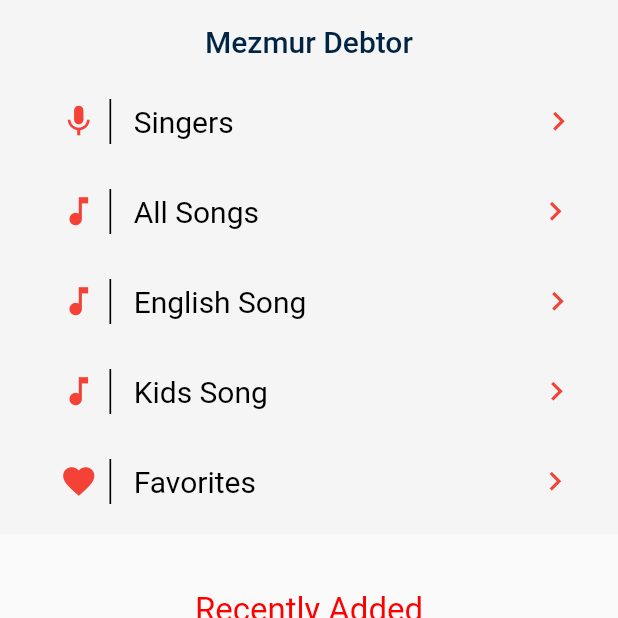
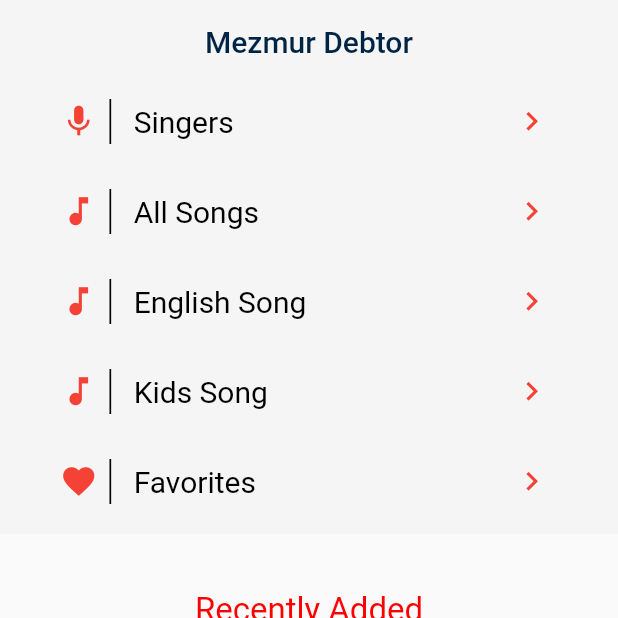
Before and after one commit to tsegayz/flutter_practice, a Flutter app: the screen it shows after launch, on a phone screen of 412 x 824 dp, the top half of it. Run offline on Flutter 3.47's test engine with Material 2 defaults, Android fonts, the phone set to English and light mode, and no system bars; our stand-ins replace go_router.

Commit message:
basic changes

```diff
--- a/practice/lib/albums.dart
+++ b/practice/lib/albums.dart
@@ -35,7 +35,7 @@ class _AlbumsState extends State<Albums> {
           // ignore: prefer_const_literals_to_create_immutables
           children: [
             GestureDetector(
-              onTap: () => GoRouter.of(context).go('/singers'),
+              onTap: () => GoRouter.of(context).pop(),
               child: Icon(
                 Icons.arrow_back,
                 size: 25,
--- a/practice/lib/allSongs.dart
+++ b/practice/lib/allSongs.dart
@@ -42,7 +42,7 @@ class _AllSongsState extends State<AllSongs> {
           // ignore: prefer_const_literals_to_create_immutables
           children: [
             GestureDetector(
-              onTap: () => GoRouter.of(context).go('/home'),
+              onTap: () => GoRouter.of(context).go('/'),
               child: Icon(
                 Icons.arrow_back,
                 size: 25,
--- a/practice/lib/englishSong.dart
+++ b/practice/lib/englishSong.dart
@@ -36,7 +36,7 @@ class _EnglishSongState extends State<EnglishSong> {
           // ignore: prefer_const_literals_to_create_immutables
           children: [
             GestureDetector(
-              onTap: () => GoRouter.of(context).go('/home'),
+              onTap: () => GoRouter.of(context).go('/'),
               child: Icon(
                 Icons.arrow_back,
                 size: 25,
--- a/practice/lib/favorite.dart
+++ b/practice/lib/favorite.dart
@@ -37,7 +37,7 @@ class _FavoriteState extends State<Favorite> {
           // ignore: prefer_const_literals_to_create_immutables
           children: [
             GestureDetector(
-              onTap: () => GoRouter.of(context).go('/home'),
+              onTap: () => GoRouter.of(context).go('/'),
               child: Icon(
                 Icons.arrow_back,
                 size: 25,
--- a/practice/lib/home.dart
+++ b/practice/lib/home.dart
@@ -20,13 +20,13 @@ class _HomeState extends State<Home> {
     "Kids Song",
     "Favorites"
   ];
-  static List<double> size = <double>[
-    204.0,
-    185.0,
-    155.0,
-    180.0,
-    187.0,
-  ];
+  // static List<double> size = <double>[
+  //   204.0,
+  //   185.0,
+  //   155.0,
+  //   180.0,
+  //   187.0,
+  // ];
 
   final List<IconData> icons = [
     Icons.mic,
@@ -104,20 +104,22 @@ class _HomeState extends State<Home> {
                               SizedBox(
                                 width: 15,
                               ),
-                              Text(
+                              Expanded(
+                                child: Text(
                                   items[index],
                                   style: TextStyle(
                                     fontSize: 20,
                                     color: Color.fromARGB(255, 0, 0, 0),
                                   ),
                                 ),
-                              SizedBox(
-                                width: size[index],
                               ),
-                              Icon(
+                              Padding(
+                                padding: const EdgeInsets.only(right: 45.0),
+                                child: Icon(
                                   Icons.keyboard_arrow_right_outlined,
                                   size: 25,
                                   color: Colors.red,
+                                ),
                               ),
                             ],
                           ),
--- a/practice/lib/kidsSong.dart
+++ b/practice/lib/kidsSong.dart
@@ -36,7 +36,7 @@ class _KidsSongState extends State<KidsSong> {
           // ignore: prefer_const_literals_to_create_immutables
           children: [
             GestureDetector(
-              onTap: () => GoRouter.of(context).go('/home'),
+              onTap: () => GoRouter.of(context).go('/'),
               child: Icon(
                 Icons.arrow_back,
                 size: 25,
--- a/practice/lib/singers.dart
+++ b/practice/lib/singers.dart
@@ -41,7 +41,7 @@ class _SingersState extends State<Singers> {
           // ignore: prefer_const_literals_to_create_immutables
           children: [
             GestureDetector(
-              onTap: () => GoRouter.of(context).go('/home'),
+              onTap: () => GoRouter.of(context).pop(),
               child: Icon(
                 Icons.arrow_back,
                 size: 25,
--- a/practice/lib/songsList.dart
+++ b/practice/lib/songsList.dart
@@ -42,7 +42,7 @@ class _SongListState extends State<SongList> {
           // ignore: prefer_const_literals_to_create_immutables
           children: [
             GestureDetector(
-              onTap: () => GoRouter.of(context).go('/albums'),
+              onTap: () => GoRouter.of(context).pop(),
               child: Icon(
                 Icons.arrow_back,
                 size: 25,
```
Lines whose indentation alone changed are shown as unchanged.
